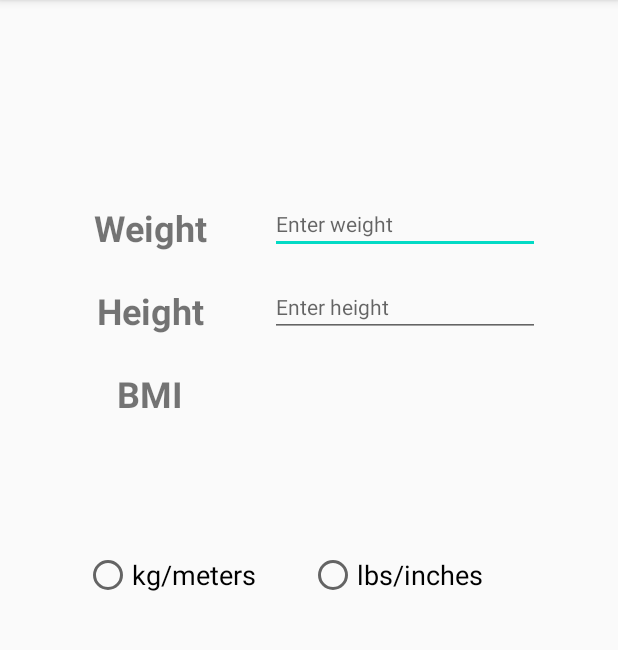
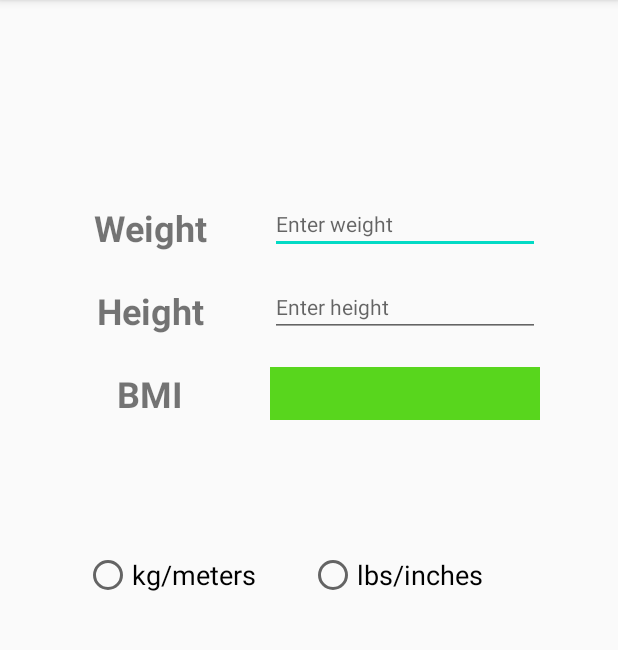
Before and after one commit to xyzhu99/CS213_Assignment5_BMICalculator, an Android app: the screen it shows after launch (MainActivity), on a phone screen of 412 x 824 dp, the part 84-734 px from its top. Run offline under Robolectric (Android 15) with nearby library versions, the phone set to English and light mode, and no system bars.

Commit message:
update on layout

```diff
--- a/app/src/main/java/com/example/bmicalculator/MainActivity.java
+++ b/app/src/main/java/com/example/bmicalculator/MainActivity.java
@@ -11,7 +11,7 @@ public class MainActivity extends AppCompatActivity {
     String hintWeightMetric = "Enter weight in kilograms";
     String hintHeightMetric = "Enter height in meters";
     String hintWeightEnglish = "Enter weight in pounds";
-    String hintHeightEnglish = "enter height in inches";
+    String hintHeightEnglish = "Enter height in inches";
 
     EditText weightInput;
     EditText heightInput;
--- a/app/src/main/res/layout/activity_main.xml
+++ b/app/src/main/res/layout/activity_main.xml
@@ -82,6 +82,21 @@
         app:layout_constraintStart_toEndOf="@+id/height"
         app:layout_constraintTop_toTopOf="@+id/height" />
 
+    <TextView
+        android:id="@+id/bmiResult"
+        android:layout_width="180dp"
+        android:layout_height="35dp"
+        android:layout_marginStart="20dp"
+        android:layout_marginLeft="20dp"
+        android:background="#58D61D"
+        android:gravity="center"
+        android:textSize="27sp"
+        android:textStyle="bold"
+        app:layout_constraintBottom_toBottomOf="@+id/bmi"
+        app:layout_constraintStart_toEndOf="@+id/bmi"
+        app:layout_constraintTop_toTopOf="@+id/bmi"
+        app:layout_constraintVertical_bias="1.0" />
+
     <RadioGroup
         android:id="@+id/options"
         android:layout_width="300dp"
```
